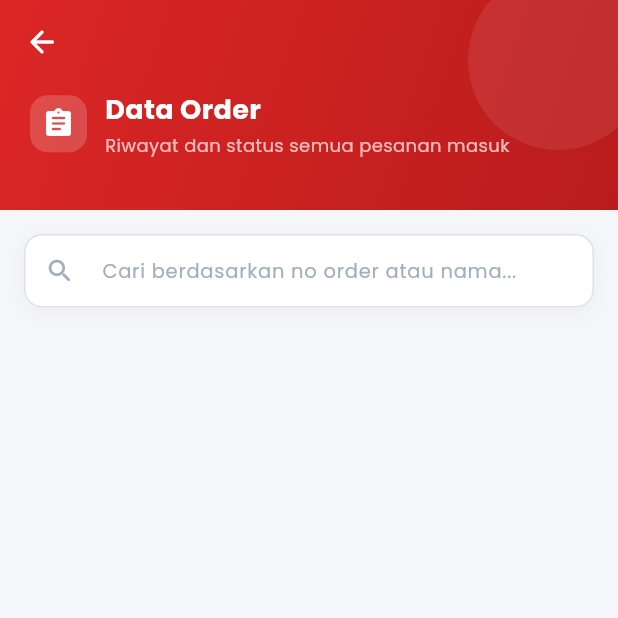
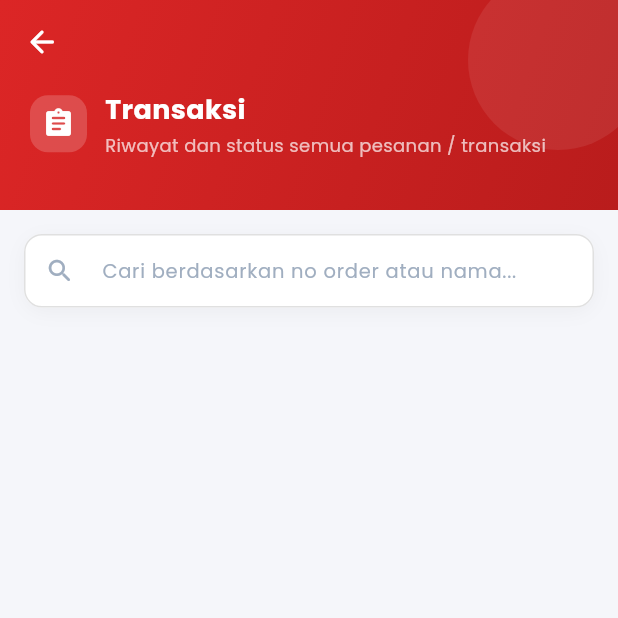
Before and after one commit to BayuFirmansyah00/M-Speed, a Flutter app: the DataOrderAdminView screen opened directly, on a phone screen of 412 x 824 dp, the top half of it. Run offline on Flutter 3.47's test engine with Material 3 defaults, Android fonts, the phone set to English and light mode, and no system bars; our stand-ins replace auto_size_text, cached_network_image, carousel_slider, device_info_plus, dio, dotted_line and 33 more; missing offline and left inert: dynamic_height_grid_view, excel, flutter_downloader, flutter_pdfview, flutter_signature_pad, google_maps_flutter_android and 5 more; accounts and stored records are empty; network calls fail; statements that could not run were skipped.

Commit message:
feat(admin): sync admin module naming, structure, and read-only transaction monitoring with website layout

```diff
--- a/lib/src/admin/master/view/data_alamat_admin.dart
+++ b/lib/src/admin/master/view/data_alamat_admin.dart
@@ -183,7 +183,7 @@ class _DataAlamatAdminViewState extends BaseState<DataAlamatAdminView> {
                               mainAxisSize: MainAxisSize.min,
                               children: [
                                 Text(
-                                  'Data Alamat',
+                                  'Alamat',
                                   style: TextStyle(
                                       fontSize: 18,
                                       fontWeight: FontWeight.w700,
--- a/lib/src/admin/master/view/data_banner_admin_view.dart
+++ b/lib/src/admin/master/view/data_banner_admin_view.dart
@@ -131,7 +131,7 @@ class _DataBannerAdminViewState extends BaseState<DataBannerAdminView> {
                             crossAxisAlignment: CrossAxisAlignment.start,
                             mainAxisSize: MainAxisSize.min,
                             children: [
-                              Text('Data Banner',
+                              Text('Banner',
                                 style: TextStyle(fontSize: 18, fontWeight: FontWeight.w700, color: Colors.white)),
                               SizedBox(height: 2),
                               Text('Kelola banner promosi aplikasi',
--- a/lib/src/admin/master/view/data_kategori_admin.dart
+++ b/lib/src/admin/master/view/data_kategori_admin.dart
@@ -167,7 +167,7 @@ class _DataKategoriAdminViewState extends BaseState<DataKategoriAdminView> {
                               mainAxisSize: MainAxisSize.min,
                               children: [
                                 Text(
-                                  'Data Kategori',
+                                  'Kategori',
                                   style: TextStyle(
                                       fontSize: 18,
                                       fontWeight: FontWeight.w700,
--- a/lib/src/admin/master/view/data_materai_admin_view.dart
+++ b/lib/src/admin/master/view/data_materai_admin_view.dart
@@ -98,7 +98,7 @@ class _DataMateraiAdminViewState extends BaseState<DataMateraiAdminView> {
                               mainAxisSize: MainAxisSize.min,
                               children: [
                                 Text(
-                                  'Data Materai',
+                                  'E-Materai',
                                   style: TextStyle(
                                     fontSize: 18,
                                     fontWeight: FontWeight.w700,
@@ -107,7 +107,7 @@ class _DataMateraiAdminViewState extends BaseState<DataMateraiAdminView> {
                                 ),
                                 SizedBox(height: 2),
                                 Text(
-                                  'Konfigurasi tarif dan data Materai',
+                                  'Konfigurasi tarif dan data e-materai',
                                   style: TextStyle(
                                     fontSize: 12,
                                     color: Colors.white70,
--- a/lib/src/admin/master/view/data_pajak_admin.dart
+++ b/lib/src/admin/master/view/data_pajak_admin.dart
@@ -167,7 +167,7 @@ class _DataPajakAdminViewState extends BaseState<DataPajakAdminView> {
                               mainAxisSize: MainAxisSize.min,
                               children: [
                                 Text(
-                                  'Data Pajak',
+                                  'Pajak',
                                   style: TextStyle(
                                       fontSize: 18,
                                       fontWeight: FontWeight.w700,
--- a/lib/src/admin/master/view/data_subdit_admin_view.dart
+++ b/lib/src/admin/master/view/data_subdit_admin_view.dart
@@ -88,7 +88,7 @@ class _DataSubditAdminViewState extends BaseState<DataSubditAdminView> {
                               mainAxisSize: MainAxisSize.min,
                               children: [
                                 Text(
-                                  'Data Subdit',
+                                  'Subdirektorat',
                                   style: TextStyle(
                                       fontSize: 18,
                                       fontWeight: FontWeight.w700,
--- a/lib/src/admin/master/view/master_admin_view.dart
+++ b/lib/src/admin/master/view/master_admin_view.dart
@@ -22,8 +22,8 @@ class _MasterAdminViewState extends State<MasterAdminView> {
   Widget build(BuildContext context) {
     final menus = [
       _MasterMenu(
-        title: 'Subdit',
-        subtitle: 'Kelola data subdivisi dan direktorat',
+        title: 'Subdirektorat',
+        subtitle: 'Kelola data subdirektorat',
         svgAsset: Assets.svgsIcMasterKategori,
         gradient: [const Color(0xffE11D48), const Color(0xffBE123C)],
         onTap: () => CusNav.nPush(context, DataSubditAdminView()),
@@ -50,7 +50,7 @@ class _MasterAdminViewState extends State<MasterAdminView> {
         onTap: () => CusNav.nPush(context, DataKategoriAdminView()),
       ),
       _MasterMenu(
-        title: 'Materai',
+        title: 'E-Materai',
         subtitle: 'Manajemen e-materai',
         svgAsset: Assets.svgsIcMasterKategori,
         gradient: [const Color(0xffFCA5A5), const Color(0xffF87171)],
--- a/lib/src/admin/transaksi/view/data_dpp_admin_view.dart
+++ b/lib/src/admin/transaksi/view/data_dpp_admin_view.dart
@@ -322,7 +322,7 @@ class _DataDppAdminViewState extends BaseState<DataDppAdminView> {
                               mainAxisSize: MainAxisSize.min,
                               children: [
                                 Text(
-                                  'Data DPP',
+                                  'DPP',
                                   style: TextStyle(
                                       fontSize: 18,
                                       fontWeight: FontWeight.w700,
--- a/lib/src/admin/transaksi/view/data_order_admin_view.dart
+++ b/lib/src/admin/transaksi/view/data_order_admin_view.dart
@@ -108,7 +108,7 @@ class _DataOrderAdminViewState extends State<DataOrderAdminView> {
                               mainAxisSize: MainAxisSize.min,
                               children: [
                                 Text(
-                                  'Data Order',
+                                  'Transaksi',
                                   style: TextStyle(
                                     fontSize: 18,
                                     fontWeight: FontWeight.w700,
@@ -117,7 +117,7 @@ class _DataOrderAdminViewState extends State<DataOrderAdminView> {
                                 ),
                                 SizedBox(height: 2),
                                 Text(
-                                  'Riwayat dan status semua pesanan masuk',
+                                  'Riwayat dan status semua pesanan / transaksi',
                                   style: TextStyle(
                                     fontSize: 12,
                                     color: Colors.white70,
--- a/lib/src/admin/transaksi/view/detail_pesanan_admin_view.dart
+++ b/lib/src/admin/transaksi/view/detail_pesanan_admin_view.dart
@@ -100,7 +100,6 @@ class _DetailPesananAdminViewState extends BaseState<DetailPesananAdminView> {
                 ],
               ),
             ),
-      bottomNavigationBar: data != null ? _buildBottomBar(data) : const SizedBox.shrink(),
     );
   }
 
--- a/lib/src/admin/transaksi/view/transaksi_admin_view.dart
+++ b/lib/src/admin/transaksi/view/transaksi_admin_view.dart
@@ -18,14 +18,14 @@ class _TransaksiAdminViewState extends State<TransaksiAdminView> {
   Widget build(BuildContext context) {
     final menus = [
       _TxMenu(
-        title: 'Data DPP',
+        title: 'DPP',
         subtitle: 'Dasar pengenaan pajak transaksi',
         icon: Icons.receipt_long_rounded,
         gradient: [const Color(0xffF43F5E), const Color(0xffE11D48)],
         onTap: () => CusNav.nPush(context, DataDppAdminView()),
       ),
       _TxMenu(
-        title: 'Data Order',
+        title: 'Transaksi',
         subtitle: 'Riwayat dan status semua pesanan',
         icon: Icons.assignment_rounded,
         gradient: [const Color(0xffEF4444), const Color(0xffDC2626)],
--- a/lib/src/admin/user/view/user_admin_view.dart
+++ b/lib/src/admin/user/view/user_admin_view.dart
@@ -33,46 +33,39 @@ class _UserAdminViewState extends BaseState<UserAdminView> {
         onTap: () => CusNav.nPush(context, UserDataAdminView(userType: UserDataType.SELLER)),
       ),
       _UserMenu(
-        title: 'Data Finance',
+        title: 'Keuangan',
         subtitle: 'Kelola data keuangan',
         icon: Icons.account_balance_rounded,
         gradient: [const Color(0xffDC2626), const Color(0xffB91C1C)],
         onTap: () => CusNav.nPush(context, UserDataAdminView(userType: UserDataType.FINANCE)),
       ),
       _UserMenu(
-        title: 'Data Penerima',
+        title: 'Penerima',
         subtitle: 'Kelola data penerima barang',
         icon: Icons.person_pin_rounded,
         gradient: [const Color(0xff9F1239), const Color(0xff881337)],
         onTap: () => CusNav.nPush(context, UserDataAdminView(userType: UserDataType.PENERIMA)),
       ),
       _UserMenu(
-        title: 'Data Manager',
+        title: 'Manager',
         subtitle: 'Kelola data manager platform',
         icon: Icons.manage_accounts_rounded,
         gradient: [const Color(0xff7F1D1D), const Color(0xff450A0A)],
         onTap: () => CusNav.nPush(context, UserDataAdminView(userType: UserDataType.MANAGER)),
       ),
       _UserMenu(
-        title: 'Data Audit',
+        title: 'Direksi',
+        subtitle: 'Melihat data jajaran direksi',
+        icon: Icons.work_outline_rounded,
+        gradient: [const Color(0xffB91C1C), const Color(0xff991B1B)],
+        onTap: () => CusNav.nPush(context, UserDataAdminView(userType: UserDataType.DIREKSI)),
+      ),
+      _UserMenu(
+        title: 'Audit',
         subtitle: 'Kelola data auditor / pengawas',
         icon: Icons.fact_check_rounded,
         gradient: [const Color(0xffE11D48), const Color(0xffBE123C)],
         onTap: () => CusNav.nPush(context, UserDataAdminView(userType: UserDataType.AUDIT)),
-      ),
-      _UserMenu(
-        title: 'Data Sub-Direktorat',
-        subtitle: 'Kelola data sub-direktorat',
-        icon: Icons.account_tree_rounded,
-        gradient: [const Color(0xffB91C1C), const Color(0xff991B1B)],
-        onTap: () => CusNav.nPush(context, UserDataAdminView(userType: UserDataType.SUB_DIREKTORAT)),
-      ),
-      _UserMenu(
-        title: 'Data Direksi',
-        subtitle: 'Melihat data jajaran direksi',
-        icon: Icons.work_outline_rounded,
-        gradient: [const Color(0xffB91C1C), const Color(0xff991B1B)],
-        onTap: () => CusNav.nPush(context, UserDataAdminView(userType: UserDataType.DIREKSI)),
       ),
     ];
 
--- a/lib/src/admin/user/view/user_data_admin_view.dart
+++ b/lib/src/admin/user/view/user_data_admin_view.dart
@@ -18,6 +18,7 @@ import 'package:mspeed/src/admin/user/view/create_data_penerima_admin_view.dart'
 import 'package:mspeed/src/admin/user/view/create_data_seller_admin_view.dart';
 import 'package:mspeed/src/admin/user/view/create_data_manager_admin_view.dart';
 import 'package:mspeed/src/admin/user/view/create_data_audit_admin_view.dart';
+import 'package:mspeed/src/admin/user/view/create_data_direksi_admin_view.dart';
 import 'package:mspeed/src/admin/user/view/create_data_subdirektorat_admin_view.dart';
 import 'package:mspeed/utils/utils.dart';
 import 'package:provider/provider.dart';
@@ -29,14 +30,14 @@ import 'package:mspeed/src/admin/user/model/seller_admin_model.dart';
 // Enum
 // ─────────────────────────────────────────────────────────────────────────────
 enum UserDataType {
-  BUYER('Data Buyer'),
-  SELLER('Data Seller'),
-  FINANCE('Data Finance'),
-  PENERIMA('Data Penerima'),
-  MANAGER('Data Manager'),
-  AUDIT('Data Audit'),
-  DIREKSI('Data Direksi'),
-  SUB_DIREKTORAT('Data Sub-Direktorat');
+  BUYER('Buyer'),
+  SELLER('Seller'),
+  FINANCE('Keuangan'),
+  PENERIMA('Penerima'),
+  MANAGER('Manager'),
+  AUDIT('Audit'),
+  DIREKSI('Direksi'),
+  SUB_DIREKTORAT('Subdirektorat');
 
   final String title;
   const UserDataType(this.title);
@@ -153,6 +154,8 @@ class _UserDataAdminViewState extends BaseState<UserDataAdminView> {
       CusNav.nPush(context, CreateDataManagerAdminView(manager: p.userData[i].rawModel as dynamic));
     } else if (widget.userType == UserDataType.AUDIT) {
       CusNav.nPush(context, CreateDataAuditAdminView(audit: p.userData[i].rawModel as dynamic));
+    } else if (widget.userType == UserDataType.DIREKSI) {
+      CusNav.nPush(context, CreateDataDireksiAdminView(direksi: p.userData[i].rawModel as dynamic));
     } else if (widget.userType == UserDataType.SUB_DIREKTORAT) {
       CusNav.nPush(context, CreateDataSubDirektoratAdminView(subdit: p.userData[i].rawModel as dynamic));
     }
@@ -195,13 +198,15 @@ class _UserDataAdminViewState extends BaseState<UserDataAdminView> {
       CusNav.nPush(context, CreateDataManagerAdminView());
     } else if (widget.userType == UserDataType.AUDIT) {
       CusNav.nPush(context, CreateDataAuditAdminView());
+    } else if (widget.userType == UserDataType.DIREKSI) {
+      CusNav.nPush(context, CreateDataDireksiAdminView());
     } else if (widget.userType == UserDataType.SUB_DIREKTORAT) {
       CusNav.nPush(context, CreateDataSubDirektoratAdminView());
     }
   }
 
   void _showExportBottomSheet() {
-    final title = widget.userType == UserDataType.FINANCE ? 'Data Finance' : 'Data Penerima';
+    final title = widget.userType == UserDataType.FINANCE ? 'Keuangan' : 'Penerima';
     showModalBottomSheet(
       context: context,
       backgroundColor: Colors.white,
```
Also changed, not shown: 2 other files.
